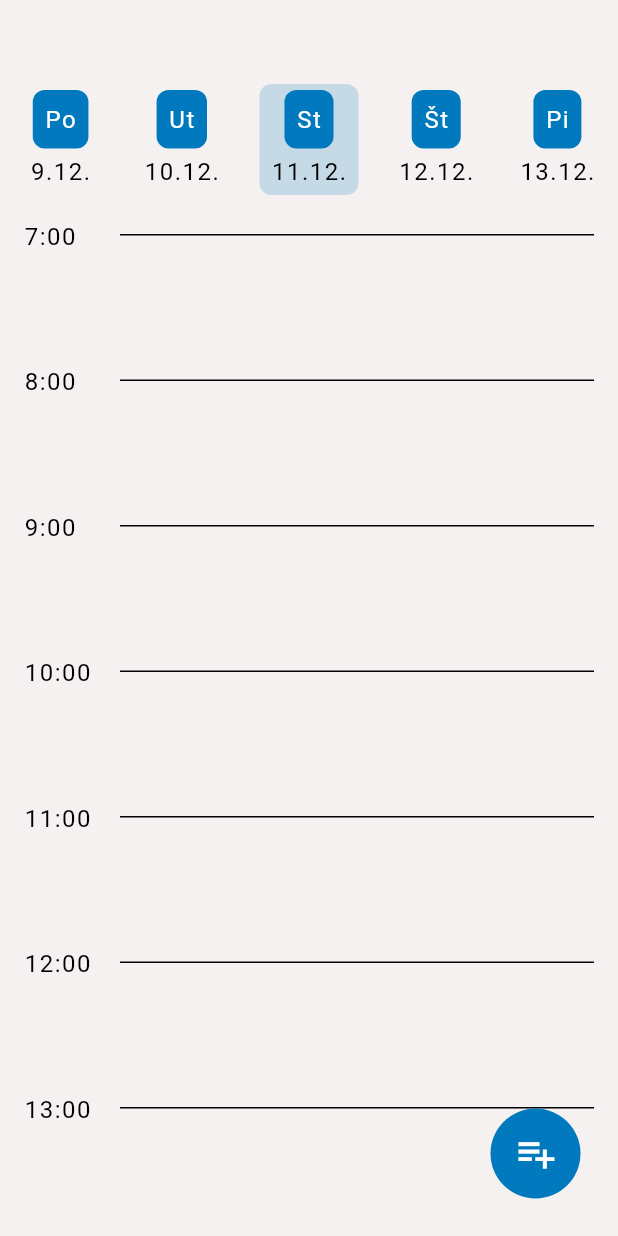
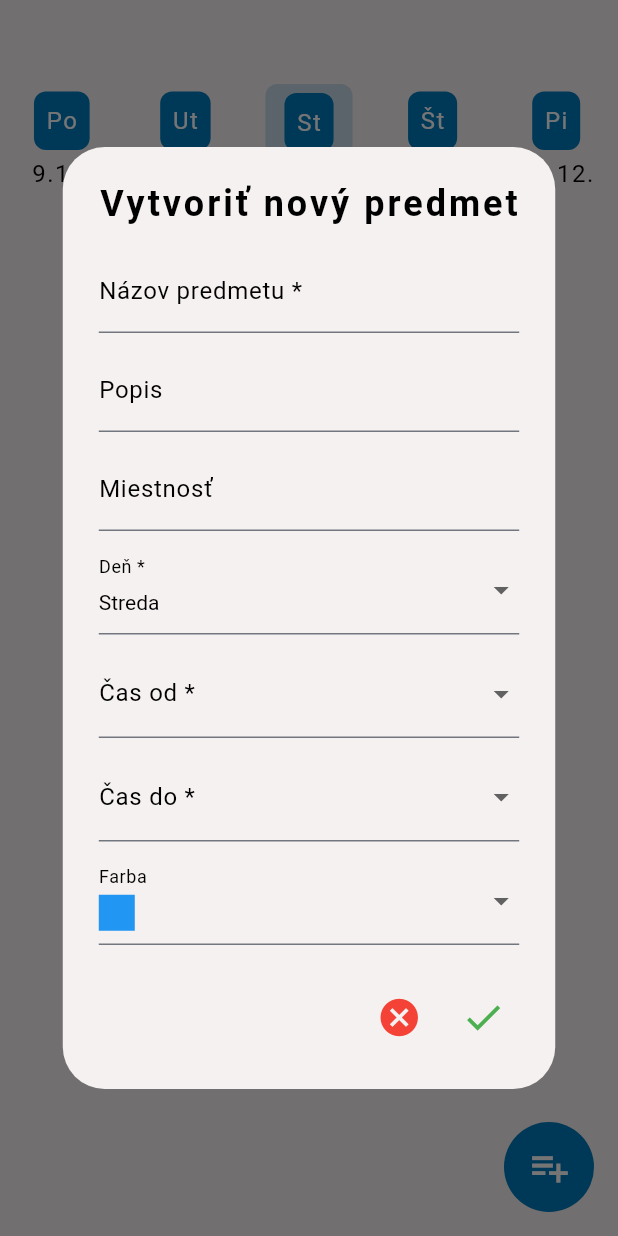
Before and after one commit to adrianlicko/Flutter-Django-calendar-app, a Flutter app: the CalendarScreen screen opened by its route, after a tap on the "playlist add" icon, on a phone screen of 412 x 824 dp. Run offline on Flutter 3.47's test engine with Material 3 defaults, Android fonts, the phone set to English and light mode, and no system bars; our stand-ins replace go_router.

Commit message:
change calendar screen

```diff
--- a/frontend/lib/app_scaffold.dart
+++ b/frontend/lib/app_scaffold.dart
@@ -5,6 +5,7 @@ class AppScaffold extends StatelessWidget {
   final String? title;
   final List<Widget>? leading;
   final List<Widget>? actions;
+  final Widget? floatingActionButton;
 
   const AppScaffold({
     super.key,
@@ -12,11 +13,13 @@ class AppScaffold extends StatelessWidget {
     this.title,
     this.leading,
     this.actions,
+    this.floatingActionButton,
   });
 
   @override
   Widget build(BuildContext context) {
     return Scaffold(
+      floatingActionButton: floatingActionButton,
       appBar: AppBar(
         leading: leading != null ? Row(children: leading!) : null,
         title: title != null ? Text(title!) : null,
--- /dev/null
+++ b/frontend/lib/dialogs/create_time_dialog.dart
@@ -0,0 +1,220 @@
+import 'package:flutter/material.dart';
+import 'package:frontend/app_router.dart';
+import 'package:frontend/models/schedule_model.dart';
+import 'package:frontend/services/calendar_service.dart';
+
+class CreateTimeDialog extends StatefulWidget {
+  final int selectedWeekDay;
+
+  const CreateTimeDialog({super.key, required this.selectedWeekDay});
+
+  @override
+  State<CreateTimeDialog> createState() => _CreateTimeDialogState();
+}
+
+class _CreateTimeDialogState extends State<CreateTimeDialog> {
+  final _formKey = GlobalKey<FormState>();
+  String _title = '';
+  String? _description;
+  String? _room;
+  int? _weekDay;
+  TimeOfDay? _startTime;
+  TimeOfDay? _endTime;
+  Color _selectedColor = Colors.blue;
+  late String _selectedWeekDay;
+
+  final Map<String, int> _daysOfWeek = {
+    'Pondelok': 1,
+    'Utorok': 2,
+    'Streda': 3,
+    'Štvrtok': 4,
+    'Piatok': 5,
+  };
+  final List<Color> _availableColors = [
+    Colors.blue,
+    Colors.red,
+    Colors.green,
+    Colors.orange,
+    Colors.purple,
+  ];
+
+  final List<TimeOfDay> _timeOptions = List.generate(
+    ((20 - 7) * 4) + 1,
+    (index) {
+      final hour = 7 + (index * 15) ~/ 60;
+      final minute = (index * 15) % 60;
+      return TimeOfDay(hour: hour, minute: minute);
+    },
+  );
+
+  @override
+  void initState() {
+    super.initState();
+    _selectedWeekDay = _daysOfWeek.keys
+        .firstWhere((key) => _daysOfWeek[key] == widget.selectedWeekDay, orElse: () => _daysOfWeek.entries.first.key);
+    _weekDay = widget.selectedWeekDay;
+  }
+
+  @override
+  Widget build(BuildContext context) {
+    return AlertDialog(
+      title: const Text('Vytvoriť nový predmet'),
+      content: Form(
+        key: _formKey,
+        child: SingleChildScrollView(
+          child: Column(
+            mainAxisSize: MainAxisSize.min,
+            children: [
+              // Názov predmetu
+              TextFormField(
+                decoration: const InputDecoration(
+                  labelText: 'Názov predmetu *',
+                ),
+                validator: (value) {
+                  if (value == null || value.trim().isEmpty) {
+                    return 'Názov nemôže byť prázdny';
+                  }
+                  return null;
+                },
+                onSaved: (value) {
+                  _title = value!.trim();
+                },
+              ),
+              const SizedBox(height: 10),
+              // Popis
+              TextFormField(
+                decoration: const InputDecoration(
+                  labelText: 'Popis',
+                ),
+                onSaved: (value) {
+                  _description = value?.trim();
+                },
+              ),
+              const SizedBox(height: 10),
+              // Miestnosť
+              TextFormField(
+                decoration: const InputDecoration(
+                  labelText: 'Miestnosť',
+                ),
+                onSaved: (value) {
+                  _room = value?.trim();
+                },
+              ),
+              const SizedBox(height: 10),
+              // Deň v týždni
+              DropdownButtonFormField<String>(
+                value: _selectedWeekDay,
+                decoration: const InputDecoration(
+                  labelText: 'Deň *',
+                ),
+                style: const TextStyle(color: Colors.black),
+                items: _daysOfWeek.entries.map((entry) {
+                  return DropdownMenuItem(value: entry.key, child: Text(entry.key));
+                }).toList(),
+                validator: (value) => value == null ? 'Vyberte deň' : null,
+                onChanged: (value) {
+                  setState(() {
+                    _weekDay = value != null ? _daysOfWeek[value] : null;
+                  });
+                },
+              ),
+              const SizedBox(height: 10),
+              // Čas od
+              DropdownButtonFormField<TimeOfDay>(
+                decoration: const InputDecoration(
+                  labelText: 'Čas od *',
+                ),
+                style: const TextStyle(color: Colors.black),
+                items: _timeOptions.map((time) {
+                  return DropdownMenuItem(value: time, child: Text(time.format(context)));
+                }).toList(),
+                validator: (value) => value == null ? 'Vyberte čas' : null,
+                onChanged: (value) {
+                  setState(() {
+                    _startTime = value;
+                  });
+                },
+              ),
+              const SizedBox(height: 10),
+              // Čas do
+              DropdownButtonFormField<TimeOfDay>(
+                decoration: const InputDecoration(
+                  labelText: 'Čas do *',
+                ),
+                style: const TextStyle(color: Colors.black),
+                items: _timeOptions.map((time) {
+                  return DropdownMenuItem(value: time, child: Text(time.format(context)));
+                }).toList(),
+                validator: (value) {
+                  if (value == null) return 'Vyberte čas';
+                  if (_startTime != null &&
+                      (value.hour * 60 + value.minute) <= (_startTime!.hour * 60 + _startTime!.minute)) {
+                    return 'Čas do musí byť po čase od';
+                  }
+                  return null;
+                },
+                onChanged: (value) {
+                  setState(() {
+                    _endTime = value;
+                  });
+                },
+              ),
+              const SizedBox(height: 10),
+              // Farba
+              DropdownButtonFormField<Color>(
+                decoration: const InputDecoration(
+                  labelText: 'Farba',
+                ),
+                style: const TextStyle(color: Colors.black),
+                value: _selectedColor,
+                items: _availableColors.map((color) {
+                  return DropdownMenuItem(
+                    value: color,
+                    child: Container(
+                      width: 24,
+                      height: 24,
+                      color: color,
+                    ),
+                  );
+                }).toList(),
+                onChanged: (value) {
+                  setState(() {
+                    _selectedColor = value!;
+                  });
+                },
+              ),
+            ],
+          ),
+        ),
+      ),
+      actions: [
+        IconButton(
+          icon: const Icon(Icons.cancel, color: Colors.red, size: 30),
+          onPressed: () {
+            router.pop();
+          },
+        ),
+        IconButton(
+          icon: const Icon(Icons.check, color: Colors.green, size: 30),
+          onPressed: () {
+            if (_formKey.currentState!.validate()) {
+              _formKey.currentState!.save();
+              final newSchedule = ScheduleModel(
+                id: UniqueKey().toString(),
+                title: _title,
+                description: _description,
+                room: _room,
+                weekDay: _weekDay!,
+                startTime: _startTime!,
+                endTime: _endTime!,
+                color: _selectedColor,
+              );
+              CalendarService.addSchedule(newSchedule);
+              router.pop(newSchedule);
+            }
+          },
+        ),
+      ],
+    );
+  }
+}
--- /dev/null
+++ b/frontend/lib/models/schedule_model.dart
@@ -0,0 +1,23 @@
+import 'package:flutter/material.dart';
+
+class ScheduleModel {
+  final String id;
+  final String title;
+  final String? description;
+  final String? room;
+  final int weekDay;
+  final TimeOfDay startTime;
+  final TimeOfDay endTime;
+  final Color color;
+
+  ScheduleModel({
+    required this.id,
+    required this.title,
+    this.description,
+    this.room,
+    required this.weekDay,
+    required this.startTime,
+    required this.endTime,
+    required this.color,
+  });
+}
--- a/frontend/lib/screens/calendar_screen.dart
+++ b/frontend/lib/screens/calendar_screen.dart
@@ -1,5 +1,8 @@
 import 'package:flutter/material.dart';
 import 'package:frontend/app_scaffold.dart';
+import 'package:frontend/dialogs/create_time_dialog.dart';
+import 'package:frontend/models/schedule_model.dart';
+import 'package:frontend/services/calendar_service.dart';
 import 'package:frontend/theme/all_themes.dart';
 import 'package:frontend/theme/app_theme.dart';
 
@@ -11,9 +14,39 @@ class CalendarScreen extends StatefulWidget {
 }
 
 class _CalendarScreenState extends State<CalendarScreen> {
+  Map<String, int> weekDays = {
+    'Po': 1,
+    'Ut': 2,
+    'St': 3,
+    'Št': 4,
+    'Pi': 5,
+  };
   DateTime now = DateTime.now();
   int currentWeekDay = DateTime.now().weekday;
   int selectedWeekDay = DateTime.now().weekday;
+  List<ScheduleModel> schedules = CalendarService.getSchedules();
+
+  Widget _buildAddScheduleButton() {
+    return GestureDetector(
+      onTap: () {
+        showDialog(
+          context: context,
+          builder: (context) => CreateTimeDialog(selectedWeekDay: selectedWeekDay),
+        ).then((_) {
+          setState(() {});
+        });
+      },
+      child: Container(
+        width: 60,
+        height: 60,
+        decoration: BoxDecoration(
+          color: AppTheme.getThemeFromColors(AllAppColors.lightBlueColorScheme).primaryColor,
+          borderRadius: const BorderRadius.all(Radius.circular(50)),
+        ),
+        child: const Icon(Icons.playlist_add, size: 30),
+      ),
+    );
+  }
 
   Widget _buildDayButton(String dayLabel, String dateLabel) {
     return Column(
@@ -33,7 +66,7 @@ class _CalendarScreenState extends State<CalendarScreen> {
 
   Widget _buildCurrentDayButton(String dayLabel, String dateLabel) {
     return Container(
-      padding: const EdgeInsets.only(top: 4.0, bottom: 4.0, left: 4.0, right: 4.0),
+      padding: const EdgeInsets.only(top: 6.0, bottom: 4.0),
       decoration: BoxDecoration(
         borderRadius: BorderRadius.circular(8.0),
         color: AppTheme.getThemeFromColors(AllAppColors.lightBlueColorScheme).primaryColor.withOpacity(0.2),
@@ -43,15 +76,13 @@ class _CalendarScreenState extends State<CalendarScreen> {
   }
 
   Widget _buildWeekButtons() {
-    List<String> weekDays = ['Po', 'Ut', 'St', 'Št', 'Pi'];
-
     DateTime monday = now.subtract(Duration(days: currentWeekDay - 1));
 
     return Row(
       mainAxisAlignment: MainAxisAlignment.spaceAround,
       children: List.generate(5, (index) {
         DateTime date = monday.add(Duration(days: index));
-        String dayLabel = weekDays[index];
+        String dayLabel = weekDays.keys.elementAt(index);
         String dateLabel = '${date.day}.${date.month}.';
 
         return GestureDetector(
@@ -68,70 +99,106 @@ class _CalendarScreenState extends State<CalendarScreen> {
     );
   }
 
-  Widget _buildTimeColumn() {
-    List<String> times = [];
-    for (int i = 7; i <= 20; i++) {
-      times.add('$i:00');
-    }
-
+  Widget _buildScheduleTime(ScheduleModel schedule) {
     return Padding(
-      padding: const EdgeInsets.all(16.0),
-      child: Column(
-        children: times.map((time) {
-          return Row(
-            crossAxisAlignment: CrossAxisAlignment.start,
-            children: [
-              SizedBox(width: 48, child: Text(time)),
-              const SizedBox(width: 16.0),
-              Expanded(
-                child: Column(
-                  children: [
-                    const SizedBox(height: 10.0),
-                    Container(height: 1, color: Colors.black),
-                    const SizedBox(height: 24.0),
-                    // Container(height: 1, color: Colors.grey[500]),
-                    const SizedBox(height: 24.0),
-                    // Container(height: 1, color: Colors.grey[500]),
-                    const SizedBox(height: 24.0),
-                    // Container(height: 1, color: Colors.grey[500]),
-                    const SizedBox(height: 14.0),
-                  ],
-                ),
-              )
-            ],
-          );
-        }).toList(),
+      padding: const EdgeInsets.only(left: 8.0),
+      child: SizedBox(
+        width: MediaQuery.of(context).size.width * 0.15,
+        child: Column(
+          mainAxisAlignment: MainAxisAlignment.spaceBetween,
+          children: [
+            Text(schedule.startTime.format(context)),
+            Text(schedule.endTime.format(context)),
+          ],
+        ),
       ),
     );
   }
 
-  Widget _buildAddScheduleButton() {
-    return GestureDetector(
-      onTap: () {},
+  Widget _buildScheduleCalendar(ScheduleModel schedule) {
+    return Expanded(
       child: Container(
-        width: 60,
-        height: 60,
+        margin: const EdgeInsets.only(left: 24.0, right: 32.0),
+        padding: const EdgeInsets.all(8.0),
         decoration: BoxDecoration(
-          color: AppTheme.getThemeFromColors(AllAppColors.lightBlueColorScheme).primaryColor,
-          borderRadius: const BorderRadius.all(Radius.circular(50)),
+          color: schedule.color.withOpacity(0.6),
+          borderRadius: BorderRadius.circular(12.0),
         ),
-        child: const Icon(Icons.playlist_add, size: 30),
+        child: Column(
+          crossAxisAlignment: CrossAxisAlignment.start,
+          mainAxisAlignment: MainAxisAlignment.spaceBetween,
+          children: [
+            Text(schedule.title, style: const TextStyle().copyWith(fontWeight: FontWeight.bold)),
+            Row(
+              mainAxisAlignment: MainAxisAlignment.spaceBetween,
+              children: [
+                if (schedule.description != null)
+                  Text(schedule.description!, style: const TextStyle().copyWith(color: Colors.black.withOpacity(0.4))),
+                if (schedule.room != null) Text(schedule.room!),
+              ],
+            ),
+          ],
+        ),
       ),
+    );
+  }
+
+  bool _isLastSchedule(ScheduleModel schedule) {
+    ScheduleModel lastSchedule = schedule;
+    for (int i = schedules.indexOf(schedule) + 1; i < schedules.length; i++) {
+      if (schedules[i].weekDay == selectedWeekDay) {
+        lastSchedule = schedules[i];
+      }
+    }
+    return lastSchedule != schedule;
+  }
+
+  Widget _buildScheduleDivider(ScheduleModel schedule) {
+    return Column(
+      children: [
+        const SizedBox(height: 4.0),
+        if (_isLastSchedule(schedule)) const Divider(indent: 8.0, endIndent: 8.0),
+        const SizedBox(height: 4.0),
+      ],
+    );
+  }
+
+  Widget _buildTimeTable() {
+    return Column(
+      children: schedules.map((schedule) {
+        if (schedule.weekDay == selectedWeekDay) {
+          schedules.sort((a, b) =>
+              (a.startTime.hour * 60 + a.startTime.minute).compareTo(b.startTime.hour * 60 + b.startTime.minute));
+          return Column(
+            children: [
+              SizedBox(
+                height: 100,
+                child: Row(
+                  children: [
+                    _buildScheduleTime(schedule),
+                    _buildScheduleCalendar(schedule),
+                  ],
+                ),
+              ),
+              _buildScheduleDivider(schedule),
+            ],
+          );
+        } else {
+          return Container();
+        }
+      }).toList(),
     );
   }
 
   @override
   Widget build(BuildContext context) {
     return AppScaffold(
-      body: Stack(
+      floatingActionButton: _buildAddScheduleButton(),
+      body: Column(
         children: [
-          ListView(
-            children: [
-              _buildWeekButtons(),
-              _buildTimeColumn(),
-            ],
-          ),
-          Positioned(bottom: 25, right: 25, child: _buildAddScheduleButton())
+          _buildWeekButtons(),
+          const SizedBox(height: 16.0),
+          Expanded(child: SingleChildScrollView(child: _buildTimeTable())),
         ],
       ),
     );
--- a/frontend/lib/screens/todo/todo_screen.dart
+++ b/frontend/lib/screens/todo/todo_screen.dart
@@ -121,14 +121,11 @@ class _TodoScreenState extends State<TodoScreen> {
   @override
   Widget build(BuildContext context) {
     return AppScaffold(
-        actions: [
-          if (_selectionMode) _buildActionButtons(),
-        ],
-        body: Stack(
-          children: [
-            _buildTodoList(),
-            Positioned(bottom: 25, right: 25, child: _buildCreateTodoButton()),
-          ],
-        ));
+      floatingActionButton: _buildCreateTodoButton(),
+      actions: [
+        if (_selectionMode) _buildActionButtons(),
+      ],
+      body: _buildTodoList(),
+    );
   }
 }
--- /dev/null
+++ b/frontend/lib/services/calendar_service.dart
@@ -0,0 +1,84 @@
+import 'package:flutter/material.dart';
+import 'package:frontend/models/schedule_model.dart';
+
+class CalendarService {
+  // mocked data
+  static final List<ScheduleModel> _schedules = [
+    ScheduleModel(
+      id: "1",
+      title: "Math",
+      description: "Mathematics",
+      room: "A1",
+      weekDay: 1,
+      startTime: const TimeOfDay(hour: 8, minute: 0),
+      endTime: const TimeOfDay(hour: 9, minute: 0),
+      color: Colors.blue,
+    ),
+    ScheduleModel(
+      id: "2",
+      title: "English",
+      description: "English language",
+      room: "A2",
+      weekDay: 2,
+      startTime: const TimeOfDay(hour: 10, minute: 0),
+      endTime: const TimeOfDay(hour: 11, minute: 0),
+      color: Colors.green,
+    ),
+    ScheduleModel(
+      id: "3",
+      title: "Physics",
+      weekDay: 1,
+      startTime: const TimeOfDay(hour: 12, minute: 0),
+      endTime: const TimeOfDay(hour: 14, minute: 0),
+      color: Colors.red,
+    ),
+    ScheduleModel(
+      id: "4",
+      title: "Chemistry",
+      description: "Chemistry",
+      weekDay: 1,
+      startTime: const TimeOfDay(hour: 11, minute: 0),
+      endTime: const TimeOfDay(hour: 13, minute: 0),
+      color: Colors.orange,
+    ),
+    ScheduleModel(
+      id: "5",
+      title: "Biology",
+      description: "Biology",
+      weekDay: 1,
+      startTime: const TimeOfDay(hour: 14, minute: 0),
+      endTime: const TimeOfDay(hour: 15, minute: 0),
+      color: Colors.purple,
+    ),
+    ScheduleModel(
+      id: "6",
+      title: "History",
+      description: "History",
+      weekDay: 1,
+      startTime: const TimeOfDay(hour: 15, minute: 0),
+      endTime: const TimeOfDay(hour: 16, minute: 0),
+      color: Colors.blue,
+    ),
+    ScheduleModel(
+      id: "7",
+      title: "Geography",
+      description: "Geography",
+      weekDay: 1,
+      startTime: const TimeOfDay(hour: 16, minute: 0),
+      endTime: const TimeOfDay(hour: 17, minute: 0),
+      color: Colors.green,
+    ),
+  ];
+
+  static List<ScheduleModel> getSchedules() {
+    return _schedules;
+  }
+
+  static void addSchedule(ScheduleModel schedule) {
+    _schedules.add(schedule);
+  }
+
+  static void deleteSchedule(ScheduleModel schedule) {
+    _schedules.remove(schedule);
+  }
+}
```
